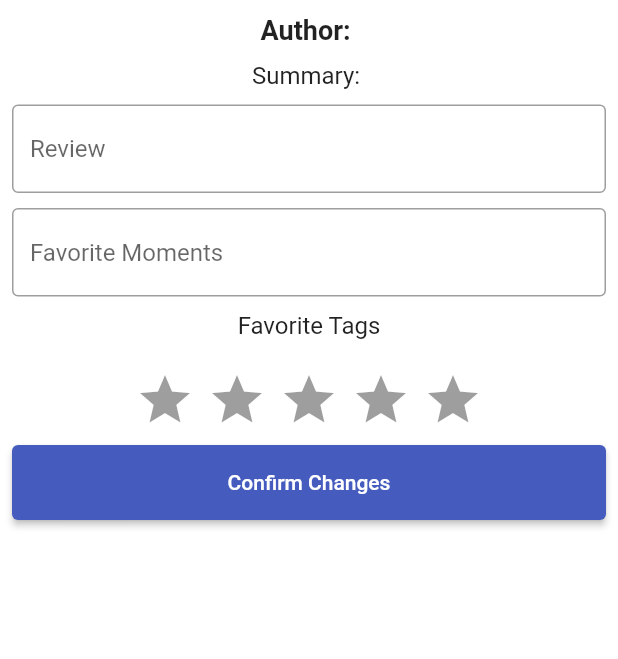
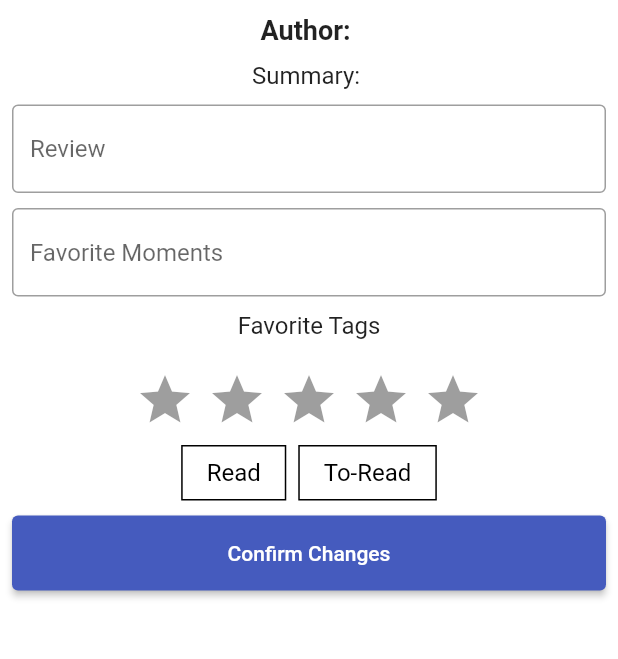
Before and after one commit to haley-beauchamp/Fanfiction_Tracker, a Flutter app: the EditFanficScreen screen opened directly with empty values, on a phone screen of 412 x 824 dp, the part 119-778 px from its top. Run offline on Flutter 3.47's test engine with Material 3 defaults, Android fonts, the light colour scheme and no system bars; drawn by our look-alikes of flutter_rating_bar; our stand-ins replace shared_preferences; accounts and stored records are empty.

Commit message:
List Selection Added
Users can now choose to add fanfics to either their "Read" list or their "To-Read" list.

```diff
--- /dev/null
+++ b/Frontend/fanfiction_tracker_flutter/lib/common/widgets/singleselect_rectangles.dart
@@ -0,0 +1,85 @@
+import 'package:fanfiction_tracker_flutter/constants/global_variables.dart';
+import 'package:flutter/material.dart';
+
+class SingleSelectRectangles extends StatefulWidget {
+  final List<String> displayList;
+  final ValueChanged<String> onSelectionChanged;
+  final bool isEditable;
+  final String? initialSelection;
+
+  const SingleSelectRectangles({
+    super.key,
+    required this.displayList,
+    required this.onSelectionChanged,
+    this.isEditable = true,
+    this.initialSelection,
+  });
+
+  @override
+  State<SingleSelectRectangles> createState() => _SingleSelectRectanglesState();
+}
+
+class _SingleSelectRectanglesState extends State<SingleSelectRectangles> {
+  int _selectedIndex = 0;
+  bool _isExpanded = false;
+
+  @override
+  void initState() {
+    super.initState();
+
+    if (widget.initialSelection != null) {
+      _selectedIndex = widget.displayList.indexOf(widget.initialSelection!);
+    }
+  }
+
+  @override
+  Widget build(BuildContext context) {
+    final itemsToDisplay = _isExpanded ? widget.displayList : widget.displayList.take(5).toList();
+
+    return Column(
+      children: [
+        Wrap(
+          spacing: 8.0,
+          runSpacing: 8.0,
+          children: List.generate(itemsToDisplay.length, (index) {
+            return GestureDetector(
+              onTap: widget.isEditable ? () {
+                setState(() {
+                  _selectedIndex = index;
+
+                  // Send the selected item to the callback
+                  widget.onSelectionChanged(widget.displayList[index]);
+                });
+              } : null,
+              child: Container(
+                padding: const EdgeInsets.symmetric(horizontal: 16.0, vertical: 8.0),
+                decoration: BoxDecoration(
+                  color: _selectedIndex == index
+                      ? GlobalVariables.secondaryColor
+                      : GlobalVariables.backgroundColor,
+                  border: Border.all(color: Colors.black),
+                ),
+                child: Text(
+                  itemsToDisplay[index],
+                  style: TextStyle(
+                    color: _selectedIndex == index ? Colors.white : Colors.black,
+                    fontSize: 16,
+                  ),
+                ),
+              ),
+            );
+          }),
+        ),
+        if (widget.displayList.length > 5)
+          TextButton(
+            onPressed: () {
+              setState(() {
+                _isExpanded = !_isExpanded;
+              });
+            },
+            child: Text(_isExpanded ? 'Show Less' : 'Show More'),
+          ),
+      ],
+    );
+  }
+}
--- a/Frontend/fanfiction_tracker_flutter/lib/constants/global_variables.dart
+++ b/Frontend/fanfiction_tracker_flutter/lib/constants/global_variables.dart
@@ -16,4 +16,5 @@ class GlobalVariables {
   static const Color greyBackgroundColor = Color(0xffebecee);
   static const selectedNavBarColor = Color.fromRGBO(69, 91, 190, 1);
   static const unselectedNavBarColor = Colors.black87;
+  static const dropdownColor = Color.fromRGBO(94, 115, 205, 1);
 }
--- a/Frontend/fanfiction_tracker_flutter/lib/features/fanfic_related/screens/edit_fanfic_screen.dart
+++ b/Frontend/fanfiction_tracker_flutter/lib/features/fanfic_related/screens/edit_fanfic_screen.dart
@@ -1,6 +1,7 @@
 import 'package:fanfiction_tracker_flutter/common/widgets/custom_button.dart';
 import 'package:fanfiction_tracker_flutter/common/widgets/custom_textfield.dart';
 import 'package:fanfiction_tracker_flutter/common/widgets/multiselect_rectangles.dart';
+import 'package:fanfiction_tracker_flutter/common/widgets/singleselect_rectangles.dart';
 import 'package:fanfiction_tracker_flutter/common/widgets/star_rating.dart';
 import 'package:fanfiction_tracker_flutter/constants/global_variables.dart';
 import 'package:fanfiction_tracker_flutter/features/fanfic_related/models/fanfic_with_review.dart';
@@ -25,6 +26,7 @@ class _AddFanficScreenState extends State<EditFanficScreen> {
   double fanficRating = 0.0;
   List<String> selectedFanficTags = [];
   late FanficWithReview fanfic;
+  String selectedDisplayList = 'Read';
 
   @override
   void didChangeDependencies() {
@@ -36,6 +38,7 @@ class _AddFanficScreenState extends State<EditFanficScreen> {
     _favoriteMomentsController.text = fanfic.favoriteMoments;
     fanficRating = fanfic.rating;
     selectedFanficTags = fanfic.favoriteTags;
+    selectedDisplayList = fanfic.assignedList;
   }
 
   @override
@@ -52,7 +55,7 @@ class _AddFanficScreenState extends State<EditFanficScreen> {
       review: _reviewController.text,
       rating: fanficRating,
       favoriteMoments: _favoriteMomentsController.text,
-      assignedList: 'Read', //edit this to let the user pick
+      assignedList: selectedDisplayList, //edit this to let the user pick
       selectedTags: selectedFanficTags,
     );
   }
@@ -132,6 +135,16 @@ class _AddFanficScreenState extends State<EditFanficScreen> {
                         },
                       ),
                       const SizedBox(height: 10),
+                      SingleSelectRectangles(
+                        displayList: const ['Read', 'To-Read'],
+                        onSelectionChanged: (selectedList) {
+                          setState(() {
+                            selectedDisplayList = selectedList;
+                          });
+                        },
+                        initialSelection: selectedDisplayList,
+                      ),
+                      const SizedBox(height: 10),
                       CustomButton(
                         text: 'Confirm Changes',
                         onTap: () {
```
Also changed, not shown: Frontend/fanfiction_tracker_flutter/lib/features/fanfic_related/screens/add_fanfic_screen.dart (+13 -2 lines), Frontend/fanfiction_tracker_flutter/lib/features/fanfic_related/screens/lists_screen.dart (+25 -3 lines), 1 other file.
